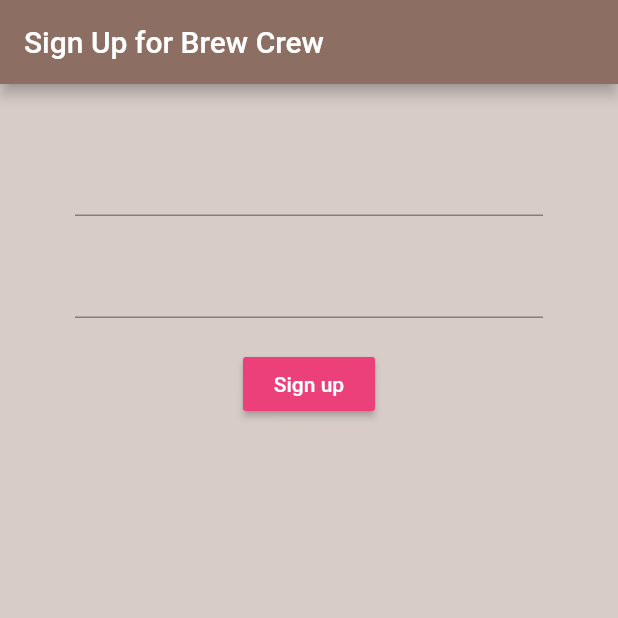
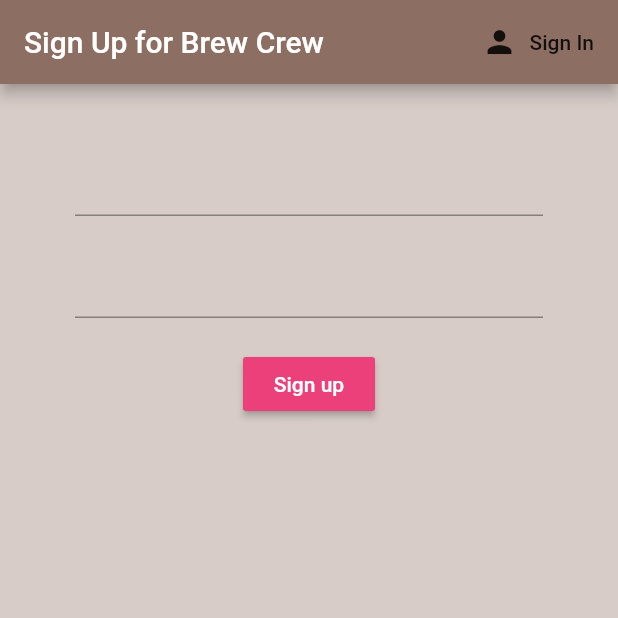
Before and after one commit to huzaifa1712/Flutter_BrewCrew, a Flutter app: the screen it shows after launch, after a tap on "Sign up", on a phone screen of 412 x 824 dp, the top half of it. Run offline on Flutter 3.47's test engine with Material 2 defaults, Android fonts, the phone set to English and light mode, and no system bars; our stand-ins replace firebase_auth, firebase_core; accounts and stored records are empty.

Commit message:
Part 11 done

```diff
--- a/lib/screens/authenticate/authenticate.dart
+++ b/lib/screens/authenticate/authenticate.dart
@@ -8,10 +8,23 @@ class Authenticate extends StatefulWidget {
 }
 
 class _AuthenticateState extends State<Authenticate> {
+  bool showSignIn = true;
+
+  // another way to do routing instead of Navigator:
+  // since this screen should show either SignIn or Register, we can use this function and
+  // the variable to toggle between the two.
+  // Default when startup is true - so it shows SignIn. When button is pressed, toggleView is called
+  // and showSignIn is set to false. setState triggers widget rebuild, so Register is now shown instead.
+  // Reverse happens when button is pressed on Register screen.
+  // Function is passed as param and initialised inside Register and SignIn widgets.
+  void toggleView(){
+    setState(() {
+      showSignIn = !showSignIn;
+    });
+  }
+
   @override
   Widget build(BuildContext context) {
-    return Container(
-      child: Register()
-    );
+    return showSignIn ? SignIn(toggleView: toggleView) : Register(toggleView: toggleView);
   }
 }
--- a/lib/screens/authenticate/register.dart
+++ b/lib/screens/authenticate/register.dart
@@ -2,6 +2,11 @@ import 'package:flutter/material.dart';
 import 'package:brew_crew/services/auth.dart';
 
 class Register extends StatefulWidget {
+  final Function toggleView;
+  // named parameter constructor: when calling constructor, have to use named param
+  // i.e Register(toggleView: toggleView)
+  Register({this.toggleView});
+
   @override
   _RegisterState createState() => _RegisterState();
 }
@@ -18,6 +23,14 @@ class _RegisterState extends State<Register> {
       appBar: AppBar(
         backgroundColor: Colors.brown[400],
         title: Text("Sign Up for Brew Crew"),
+        actions: <Widget>[
+          FlatButton.icon(
+              onPressed: () {
+                widget.toggleView();
+              },
+              icon: Icon(Icons.person),
+              label: Text("Sign In"))
+        ],
       ),
       body: Container(
           padding: EdgeInsets.symmetric(vertical: 20.0, horizontal: 50.0),
--- a/lib/screens/authenticate/sign_in.dart
+++ b/lib/screens/authenticate/sign_in.dart
@@ -2,12 +2,16 @@ import 'package:brew_crew/services/auth.dart';
 import 'package:flutter/material.dart';
 
 class SignIn extends StatefulWidget {
+  final Function toggleView;
+  SignIn({this.toggleView});
+
   @override
   _SignInState createState() => _SignInState();
 }
 
 class _SignInState extends State<SignIn> {
   final AuthService _auth = AuthService();
+  // variables to store text field state
   String email = "";
   String password = "";
 
@@ -18,6 +22,14 @@ class _SignInState extends State<SignIn> {
       appBar: AppBar(
         backgroundColor: Colors.brown[400],
         title: Text("Sign In to Brew Crew"),
+        actions: <Widget>[
+          FlatButton.icon(
+              onPressed: (){
+                widget.toggleView();
+              },
+              icon: Icon(Icons.person),
+              label: Text("Sign up"))
+        ],
       ),
       body: Container(
         padding: EdgeInsets.symmetric(vertical: 20.0, horizontal: 50.0),
@@ -26,6 +38,7 @@ class _SignInState extends State<SignIn> {
             SizedBox(height: 20.0),
             TextFormField(
               onChanged: (val){
+                // call setState so that widgets can be rebuilt
                 setState(() {
                   email = val;
                 });
```
Also changed, not shown: lib/main.dart (+8 -2 lines).
